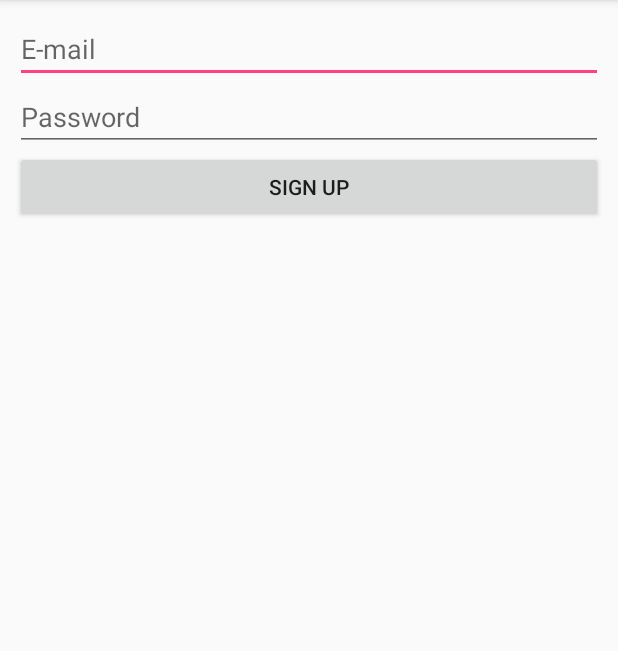
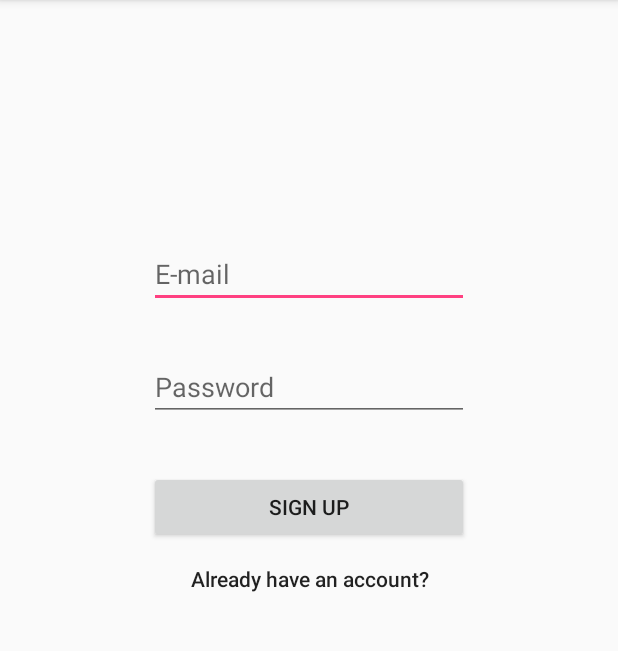
Before and after one commit to Hemmet/SpeculAR, an Android app: the SignUpActivity screen opened directly, with no data from a screen before it, on a phone screen of 412 x 824 dp, the part 84-735 px from its top. Run offline under Robolectric (Android 15) with nearby library versions, the phone set to English and light mode, and no system bars; our stand-ins replace Firebase (no records; nobody signed in at launch, a user with empty details on screens opened directly).

Commit message:
Modified sign-up page and activity

```diff
--- a/SpeculAR/app/src/main/java/com/mate/specular/MainActivity.java
+++ b/SpeculAR/app/src/main/java/com/mate/specular/MainActivity.java
@@ -52,7 +52,7 @@ public class MainActivity extends AppCompatActivity {
         mFirebaseAuth = FirebaseAuth.getInstance();
         mFirebaseUser = mFirebaseAuth.getCurrentUser();
 
-        signUpTextButton = (Button) findViewById(R.id.signUpButton);
+        signUpTextButton = (Button) findViewById(R.id.goSignupPageButton);
         username = findViewById(R.id.userLoginEmail);
         pass = (EditText) findViewById(R.id.userLoginPassword);
         loginButton = (Button) findViewById(R.id.loginButton);
--- a/SpeculAR/app/src/main/java/com/mate/specular/SignUpActivity.java
+++ b/SpeculAR/app/src/main/java/com/mate/specular/SignUpActivity.java
@@ -1,13 +1,87 @@
 package com.mate.specular;
 
+import android.content.Intent;
+import android.support.annotation.NonNull;
+import android.support.v7.app.AlertDialog;
 import android.support.v7.app.AppCompatActivity;
 import android.os.Bundle;
+import android.view.View;
+import android.widget.Button;
+import android.widget.EditText;
+
+import com.google.android.gms.tasks.OnCompleteListener;
+import com.google.android.gms.tasks.Task;
+import com.google.firebase.auth.AuthResult;
+import com.google.firebase.auth.FirebaseAuth;
 
 public class SignUpActivity extends AppCompatActivity {
+
+    protected EditText passwordEditText, emailEditText;
+    protected Button signUpButton, goLoginPageButton;
+    private FirebaseAuth mFirebaseAuth;
 
     @Override
     protected void onCreate(Bundle savedInstanceState) {
         super.onCreate(savedInstanceState);
         setContentView(R.layout.activity_sign_up);
+
+        // Initialize FirebaseAuth
+        mFirebaseAuth = FirebaseAuth.getInstance();
+
+        passwordEditText = (EditText)findViewById(R.id.userSignUpPassword);
+        emailEditText = (EditText)findViewById(R.id.userSignUpEmail);
+        signUpButton = (Button)findViewById(R.id.signUpButton);
+        goLoginPageButton = (Button)findViewById(R.id.goLoginPageButton);
+
+        signUpButton.setOnClickListener(new View.OnClickListener() {
+            @Override
+            public void onClick(View v) {
+                String password = passwordEditText.getText().toString();
+                String email = emailEditText.getText().toString();
+
+                password = password.trim();
+                email = email.trim();
+
+                if (password.isEmpty() || email.isEmpty()) {
+                    AlertDialog.Builder builder = new AlertDialog.Builder(SignUpActivity.this);
+                    builder.setMessage(R.string.signup_error_message)
+                            .setTitle(R.string.signup_error_title)
+                            .setPositiveButton(android.R.string.ok, null);
+                    AlertDialog dialog = builder.create();
+                    dialog.show();
+                } else {
+                    mFirebaseAuth.createUserWithEmailAndPassword(email, password)
+                            .addOnCompleteListener(SignUpActivity.this, new OnCompleteListener<AuthResult>() {
+                                @Override
+                                public void onComplete(@NonNull Task<AuthResult> task) {
+                                    if (task.isSuccessful()) {
+                                        Intent intent = new Intent(SignUpActivity.this, MainActivity.class);
+                                        intent.addFlags(Intent.FLAG_ACTIVITY_NEW_TASK);
+                                        intent.addFlags(Intent.FLAG_ACTIVITY_CLEAR_TASK);
+                                        startActivity(intent);
+                                    } else {
+                                        AlertDialog.Builder builder = new AlertDialog.Builder(SignUpActivity.this);
+                                        builder.setMessage(task.getException().getMessage())
+                                                .setTitle(R.string.login_error_title)
+                                                .setPositiveButton(android.R.string.ok, null);
+                                        AlertDialog dialog = builder.create();
+                                        dialog.show();
+                                    }
+                                }
+                            });
+                }
+            }
+        });
+
+        goLoginPageButton = (Button) findViewById(R.id.goLoginPageButton);
+
+        goLoginPageButton.setOnClickListener(new View.OnClickListener() {
+            @Override
+            public void onClick(View v) {
+                Intent intent = new Intent(SignUpActivity.this, MainActivity.class);
+                startActivity(intent);
+            }
+        });
     }
+
 }
--- a/SpeculAR/app/src/main/res/layout/activity_main.xml
+++ b/SpeculAR/app/src/main/res/layout/activity_main.xml
@@ -41,7 +41,7 @@
         android:text="logın" />
 
     <Button
-        android:id="@+id/signUpButton"
+        android:id="@+id/goSignupPageButton"
         android:layout_width="wrap_content"
         android:layout_height="wrap_content"
         android:layout_alignBottom="@+id/loginButton"
--- a/SpeculAR/app/src/main/res/layout/activity_sign_up.xml
+++ b/SpeculAR/app/src/main/res/layout/activity_sign_up.xml
@@ -1,43 +1,55 @@
 <?xml version="1.0" encoding="utf-8"?>
-<RelativeLayout xmlns:android="http://schemas.android.com/apk/res/android"
+<RelativeLayout
+    xmlns:android="http://schemas.android.com/apk/res/android"
     xmlns:tools="http://schemas.android.com/tools"
+    xmlns:app="http://schemas.android.com/apk/res-auto"
     android:layout_width="match_parent"
     android:layout_height="match_parent"
-    android:paddingBottom="@dimen/activity_vertical_margin"
-    android:paddingLeft="@dimen/activity_horizontal_margin"
-    android:paddingRight="@dimen/activity_horizontal_margin"
-    android:paddingTop="@dimen/activity_vertical_margin"
     tools:context=".SignUpActivity" >
 
     <EditText
-        android:id="@+id/emailField"
-        android:layout_width="match_parent"
+        android:id="@+id/userSignUpEmail"
+        android:layout_width="wrap_content"
         android:layout_height="wrap_content"
-        android:layout_alignParentLeft="true"
         android:layout_alignParentTop="true"
+        android:layout_centerHorizontal="true"
+        android:layout_marginTop="160dp"
         android:ems="10"
+        android:hint="@string/email_hint"
         android:inputType="textEmailAddress"
-        android:hint="@string/email_hint" >
-
-        <requestFocus />
-    </EditText>
+        android:singleLine="true" />
 
     <EditText
-        android:id="@+id/passwordField"
-        android:layout_width="match_parent"
+        android:id="@+id/userSignUpPassword"
+        android:layout_width="wrap_content"
         android:layout_height="wrap_content"
-        android:layout_alignLeft="@+id/emailField"
-        android:layout_below="@+id/emailField"
+        android:layout_alignEnd="@+id/userSignUpEmail"
+        android:layout_below="@+id/userSignUpEmail"
+        android:layout_marginTop="30dp"
         android:ems="10"
+        android:hint="@string/password_hint"
         android:inputType="textPassword"
-        android:hint="@string/password_hint" />
+        android:singleLine="true" />
 
     <Button
-        android:id="@+id/signupButton"
-        android:layout_width="match_parent"
+        android:id="@+id/signUpButton"
+        android:layout_width="wrap_content"
         android:layout_height="wrap_content"
-        android:layout_alignLeft="@+id/passwordField"
-        android:layout_below="@+id/passwordField"
+        android:layout_alignStart="@+id/userSignUpPassword"
+        android:layout_alignEnd="@+id/userSignUpPassword"
+        android:layout_below="@+id/userSignUpPassword"
+        android:layout_marginTop="33dp"
         android:text="@string/sign_up_button_label" />
 
+    <Button
+        android:id="@+id/goLoginPageButton"
+        android:layout_width="wrap_content"
+        android:layout_height="wrap_content"
+        android:layout_below="@+id/signUpButton"
+        android:layout_alignStart="@+id/userSignUpPassword"
+        android:layout_alignEnd="@+id/userSignUpPassword"
+        android:text="@string/already_have_an_acoount"
+        android:background="@android:color/transparent"
+        android:textAllCaps="false"/>
+
 </RelativeLayout>
--- a/SpeculAR/app/src/main/res/values/strings.xml
+++ b/SpeculAR/app/src/main/res/values/strings.xml
@@ -5,4 +5,7 @@
     <string name="sign_up_button_label">Sign Up</string>
     <string name="login_error_message">Credentials are wrong!</string>
     <string name="login_error_title">Login Error</string>
+    <string name="already_have_an_acoount">Already have an account?</string>
+    <string name="signup_error_message">Please make sure you enter an email address and password!</string>
+    <string name="signup_error_title">Error!</string>
 </resources>
```
